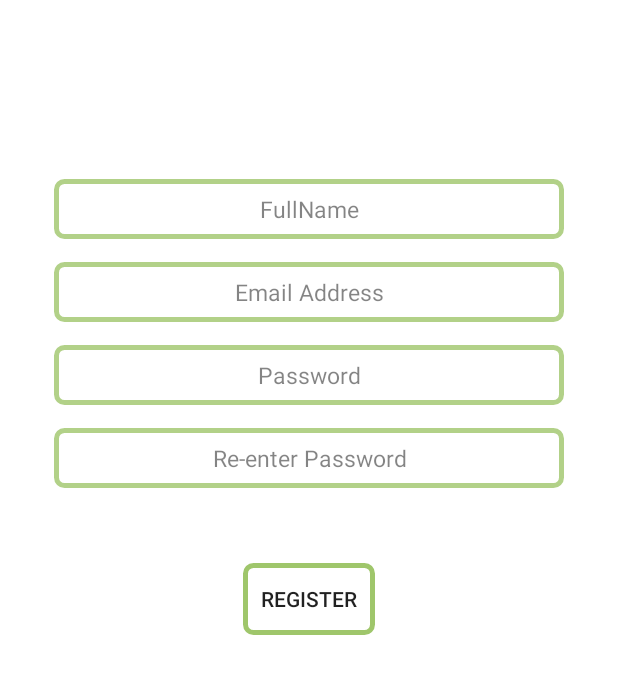
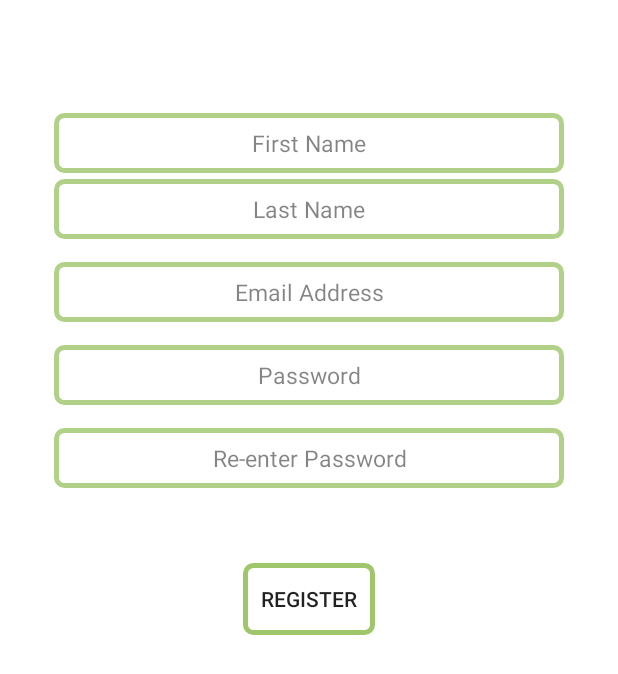
Before and after one commit to CptOpt/Project1, an Android app: the fragment Register shown on its own in the app's theme, on a phone screen of 412 x 824 dp. Shown: the top 674 px of the screen. Run offline under Robolectric (Android 15) with nearby library versions, the phone set to English and light mode, and no system bars.

```diff
--- a/app/src/main/java/cogentdatasolutions/project1/Register.java
+++ b/app/src/main/java/cogentdatasolutions/project1/Register.java
@@ -28,6 +28,8 @@ import java.io.InputStreamReader;
 import java.net.HttpURLConnection;
 import java.net.MalformedURLException;
 import java.net.URL;
+import java.util.regex.Matcher;
+import java.util.regex.Pattern;
 
 /**
  * Created by Divya on 6/14/2016.
@@ -40,16 +42,17 @@ public class Register extends Fragment {
     private BufferedReader bufferedReader = null;
     private InputStream inputStream = null;
     URL url = null;
-    EditText fullanme, emailAddress, password1, password2;
-    String name, mail, password, confrmpaswrd;
+    private EditText firstName, lastName, emailAddress, password1, password2;
+    String fname,lname, mail, password, confrmpaswrd;
     String finalJson,errmsg;
 
 
     @Nullable
     @Override
-    public View onCreateView(LayoutInflater inflater, @Nullable final ViewGroup container, @Nullable Bundle savedInstanceState) {
+    public View onCreateView(final LayoutInflater inflater, @Nullable final ViewGroup container, @Nullable Bundle savedInstanceState) {
         final View view = inflater.inflate(R.layout.register, container, false);
-        fullanme = (EditText) view.findViewById(R.id.fullname);
+        firstName = (EditText) view.findViewById(R.id.firstNameReg);
+        lastName = (EditText) view.findViewById(R.id.lastNameReg);
         emailAddress = (EditText) view.findViewById(R.id.emailAddress);
         password1 = (EditText) view.findViewById(R.id.password1);
         password2 = (EditText) view.findViewById(R.id.password2);
@@ -59,17 +62,28 @@ public class Register extends Fragment {
         register.setOnClickListener(new View.OnClickListener() {
             @Override
             public void onClick(View v) {
-                name = fullanme.getText().toString();
+                fname = firstName.getText().toString();
+                lname = lastName.getText().toString();
                 mail = emailAddress.getText().toString();
                 password = password1.getText().toString();
                 confrmpaswrd = password2.getText().toString();
 
-                if (emailAddress.length() == 0 && password1.length() == 0 && password2.length() == 0 && fullanme.length() == 0) {
-                    fullanme.setError("FullName cannot be Blank");
+                if (fname.length() == 0) {
+                    firstName.setError("First Name cannot be Blank");
+                } else if (lname.length() == 0){
+                    lastName.setError("Last Name cannot be blank");
+                } else if (emailAddress.length() == 0) {
                     emailAddress.setError("Email Id required for registration");
+                } else if (password1.length() == 0) {
                     password1.setError("Password required");
+                } else if (password2.length() == 0) {
                     password2.setError("password required");
-                } else if (!Patterns.EMAIL_ADDRESS.matcher(emailAddress.getText().toString()).matches()) {
+                } else if (!password.equals(confrmpaswrd)){
+                    password2.setError("Passwords doesn't match");
+                } else if (!isValidPassword(password)){
+                    password1.setError("Password should contain one alphabet, one symbol, one number");
+                }
+                else if (!Patterns.EMAIL_ADDRESS.matcher(emailAddress.getText().toString()).matches()) {
                     emailAddress.setError("Invalid Email Id");
                 } else if (password.length() < 8 || password.length() > 15) {
                     password1.setError("password should be 8-15 characters");
@@ -94,6 +108,18 @@ public class Register extends Fragment {
         return view;
     }
 
+    public boolean isValidPassword(final String password){
+        Pattern pattern;
+        Matcher matcher;
+//        final String PASSWORD_PATTERN = "^(?=.*[0-9])(?=.*[a-z])(?=.*[A-Z])(?=.*[@#$%^&+=])(?=\\S+$).{4,}$";
+        final String PASSWORD_PATTERN = "^(?=.*[A-Za-z])(?=.*\\d)(?=.*[$@$!%*#?&])[A-Za-z\\d$@$!%*#?&]{8,}$";
+        pattern = Pattern.compile(PASSWORD_PATTERN);
+        matcher = pattern.matcher(password);
+        return matcher.matches();
+
+    }
+
+
     private class JSONTask extends AsyncTask<String, String, String> {
 
 
@@ -107,7 +133,8 @@ public class Register extends Fragment {
 
                 connection.setRequestMethod("POST");
                 jsonObject1 = new JSONObject();
-                jsonObject1.put("name", "" + name);
+                jsonObject1.put("firstName", "" + fname);
+                jsonObject1.put("lastName",""+lname);
                 jsonObject1.put("mail", "" + mail);
                 jsonObject1.put("password", "" + password);
                 jsonObject1.put("conpassword", "" + confrmpaswrd);
--- a/app/src/main/res/layout/register.xml
+++ b/app/src/main/res/layout/register.xml
@@ -68,11 +68,11 @@
             android:layout_width="match_parent"
             android:layout_height="40dp"
             android:inputType="textPersonName"
-            android:hint="FullName"
+            android:hint="Last Name"
             android:gravity="center"
-             android:textSize="15dp"
+            android:textSize="15dp"
             android:layout_marginBottom="15dp"
-            android:id="@+id/fullname"
+            android:id="@+id/lastNameReg"
             android:background="@drawable/edittxtstyles"
             android:layout_above="@+id/emailAddress"
             android:layout_alignParentRight="true"
@@ -80,6 +80,21 @@
             android:layout_alignParentLeft="true"
             android:layout_alignParentStart="true" />
 
+        <EditText
+            android:layout_width="match_parent"
+            android:layout_height="40dp"
+            android:inputType="textPersonName"
+            android:hint="First Name"
+            android:gravity="center"
+            android:textSize="15dp"
+            android:layout_marginBottom="15dp"
+            android:id="@+id/firstNameReg"
+            android:background="@drawable/edittxtstyles"
+            android:layout_below="@id/firstname"
+            android:layout_alignParentRight="true"
+            android:layout_alignParentEnd="true"
+            android:layout_alignParentLeft="true"
+            android:layout_alignParentStart="true" />
 
     </RelativeLayout>
 
```
Also changed, not shown: app/src/main/java/cogentdatasolutions/project1/Changepassword.java (+4 -23 lines), app/src/main/java/cogentdatasolutions/project1/Communication.java (+0 -21 lines), app/src/main/java/cogentdatasolutions/project1/Login.java (+3 -5 lines).
